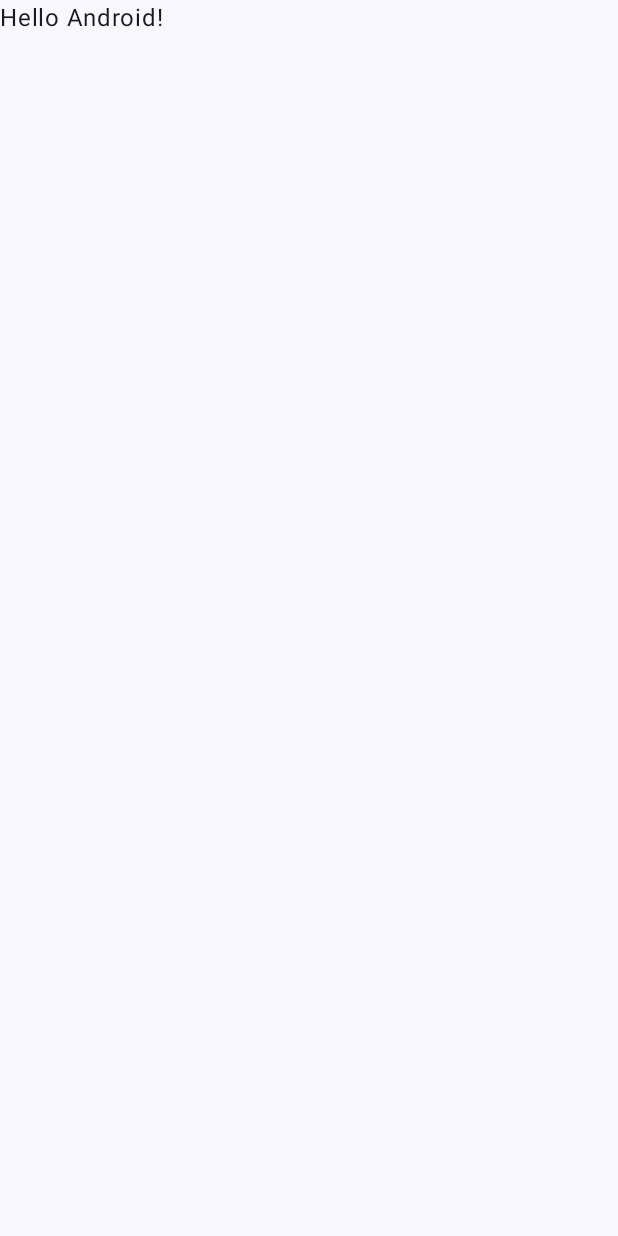
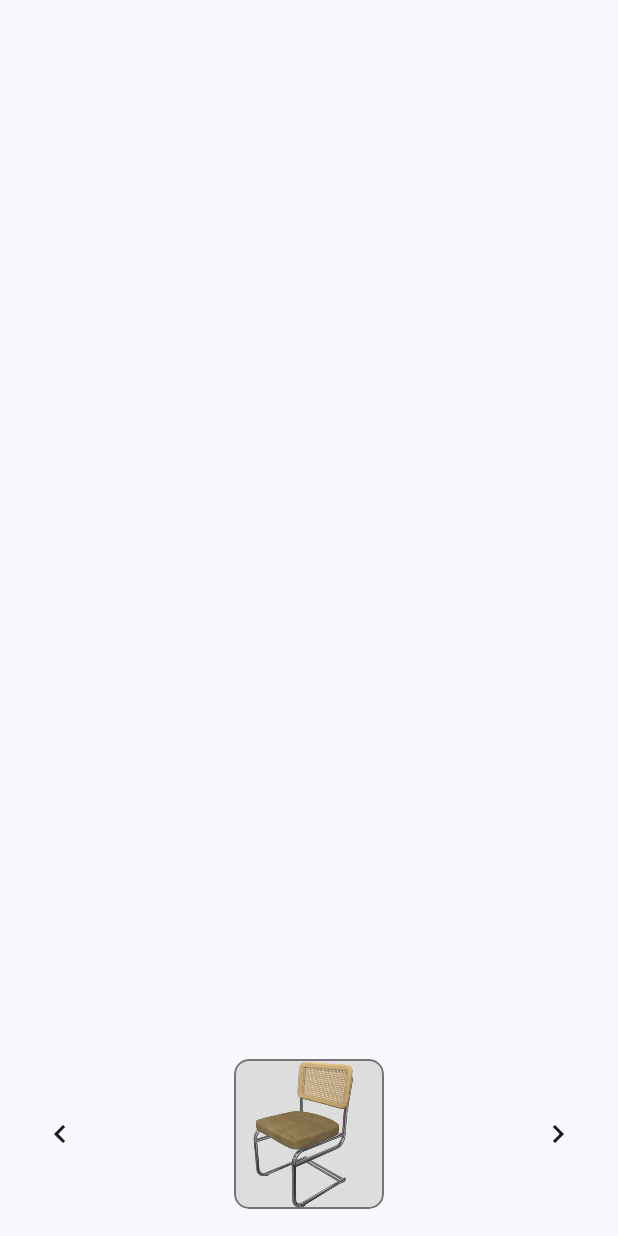
Before and after one commit to AldoMedina202018286/InHomeAR-pre, an Android app built with Jetpack Compose: the screen it shows after launch (MainActivity), on a phone screen of 412 x 824 dp. Before the commit the screen is almost empty. Run offline under Robolectric (Android 15) with nearby library versions, the phone set to English and light mode, and no system bars.

Commit message:
add: Main menu functionality added.

```diff
--- a/app/src/main/java/pe/edu/upc/inhomear/MainActivity.kt
+++ b/app/src/main/java/pe/edu/upc/inhomear/MainActivity.kt
@@ -4,14 +4,28 @@ import android.os.Bundle
 import androidx.activity.ComponentActivity
 import androidx.activity.compose.setContent
 import androidx.activity.enableEdgeToEdge
+import androidx.compose.foundation.Image
+import androidx.compose.foundation.border
+import androidx.compose.foundation.layout.Arrangement
+import androidx.compose.foundation.layout.Box
+import androidx.compose.foundation.layout.Row
 import androidx.compose.foundation.layout.fillMaxSize
+import androidx.compose.foundation.layout.fillMaxWidth
 import androidx.compose.foundation.layout.padding
-import androidx.compose.material3.Scaffold
-import androidx.compose.material3.Text
-import androidx.compose.runtime.Composable
+import androidx.compose.foundation.layout.size
+import androidx.compose.foundation.shape.RoundedCornerShape
+import androidx.compose.material3.Icon
+import androidx.compose.material3.IconButton
+import androidx.compose.material3.Surface
+import androidx.compose.runtime.*
+import androidx.compose.ui.Alignment
 import androidx.compose.ui.Modifier
-import androidx.compose.ui.tooling.preview.Preview
+import androidx.compose.ui.draw.clip
+import androidx.compose.ui.layout.ContentScale
+import androidx.compose.ui.res.painterResource
+import androidx.compose.ui.unit.dp
 import pe.edu.upc.inhomear.ui.theme.InHomeARTheme
+import pe.edu.upc.inhomear.ui.theme.Translucent
 
 class MainActivity : ComponentActivity() {
     override fun onCreate(savedInstanceState: Bundle?) {
@@ -19,11 +33,15 @@ class MainActivity : ComponentActivity() {
         enableEdgeToEdge()
         setContent {
             InHomeARTheme {
-                Scaffold( modifier = Modifier.fillMaxSize() ) { innerPadding ->
-                    Greeting(
-                        name = "Android",
-                        modifier = Modifier.padding(innerPadding)
-                    )
+                Surface(
+                    modifier = Modifier.fillMaxSize(),
+                    //color = MaterialTheme.colorScheme.background
+                ) {
+                    Box(
+                        modifier = Modifier.fillMaxSize(),
+                    ) {
+                        Menu(modifier = Modifier.align(Alignment.BottomCenter))
+                    }
                 }
             }
         }
@@ -31,17 +49,72 @@ class MainActivity : ComponentActivity() {
 }
 
 @Composable
-fun Greeting(name: String, modifier: Modifier = Modifier) {
-    Text(
-        text = "Hello $name!",
+fun Menu(
+    modifier: Modifier
+) {
+    var currentIndex by remember { mutableIntStateOf(0) }
+    val itemsList = listOf(
+        Furniture("Chair", R.drawable.chair),
+        Furniture("Armchair", R.drawable.armchair),
+        Furniture("Desk", R.drawable.desk),
+        Furniture("Table", R.drawable.table),
+    )
+
+    fun updateIndex(offset: Int) {
+        currentIndex = (currentIndex + offset + itemsList.size) % itemsList.size
+    }
+
+    Row(
         modifier = modifier
-    )
+            .fillMaxWidth()
+            .padding(16.dp),
+        verticalAlignment = Alignment.CenterVertically,
+        horizontalArrangement = Arrangement.SpaceBetween
+    ) {
+        IconButton(onClick = {
+            updateIndex(-1)
+        }) {
+            Icon(
+                painter = painterResource(id = R.drawable.baseline_keyboard_arrow_left_24),
+                contentDescription = "Back"
+            )
+        }
+
+        FurnitureCard(imageId = itemsList[currentIndex].image)
+
+        IconButton(onClick = {
+            updateIndex(1)
+        }) {
+            Icon(
+                painter = painterResource(id = R.drawable.baseline_keyboard_arrow_right_24),
+                contentDescription = "Next"
+            )
+        }
+    }
 }
 
-@Preview(showBackground = true)
 @Composable
-fun GreetingPreview() {
-    InHomeARTheme {
-        Greeting("Android")
+fun FurnitureCard(
+    modifier: Modifier = Modifier,
+    imageId: Int,
+) {
+    Box(
+        modifier = modifier
+            .padding(2.dp)
+            .size(100.dp)
+            .clip(RoundedCornerShape(10.dp))
+            .border(width = 1.dp, Translucent, shape = RoundedCornerShape(10.dp))
+    ) {
+        Image(
+            painter = painterResource(id = imageId),
+            contentDescription = "Furniture",
+            contentScale = ContentScale.FillBounds
+        )
     }
 }
+
+
+data class Furniture(
+    val name: String,
+    val image: Int,
+)
--- a/app/src/main/java/pe/edu/upc/inhomear/ui/theme/Color.kt
+++ b/app/src/main/java/pe/edu/upc/inhomear/ui/theme/Color.kt
@@ -9,3 +9,5 @@ val Pink80 = Color(0xFFEFB8C8)
 val Purple40 = Color(0xFF6650a4)
 val PurpleGrey40 = Color(0xFF625b71)
 val Pink40 = Color(0xFF7D5260)
+
+val Translucent = Color(0x92292727)
```
